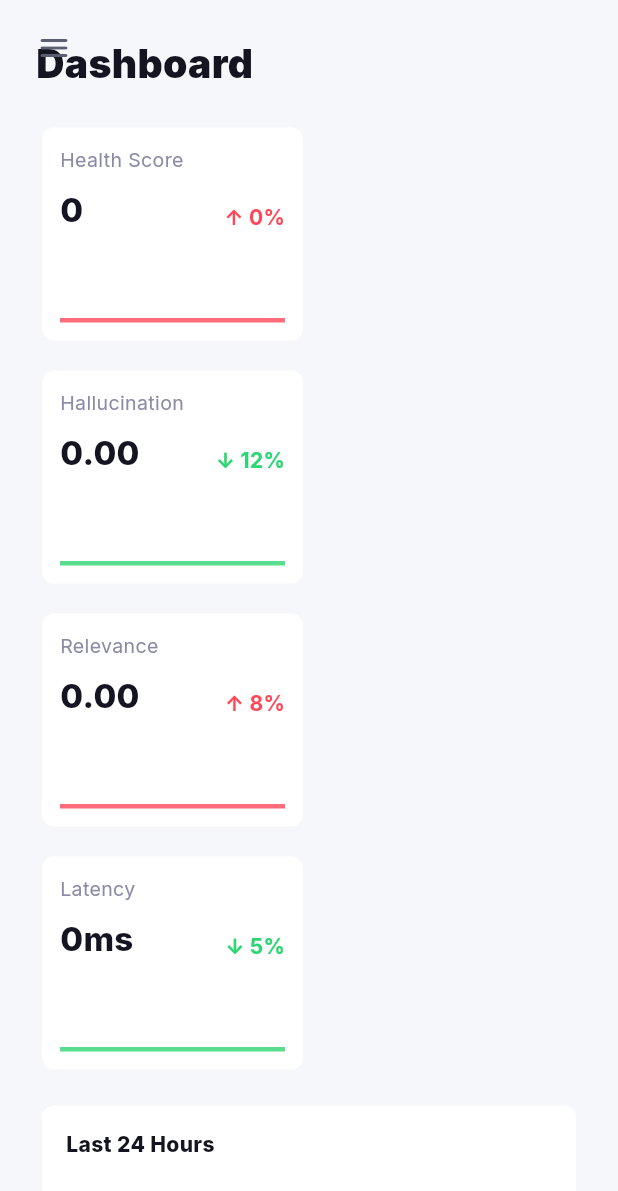
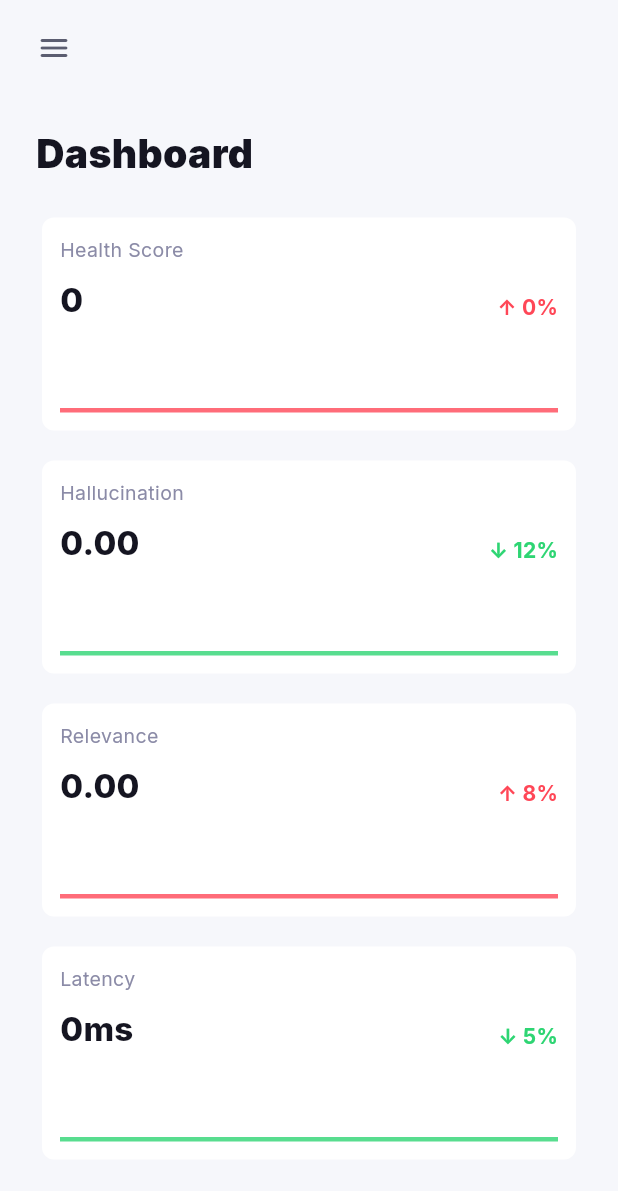
Before and after one commit to salkhan-ops/self-healing-agent, a Flutter app: the screen it shows after launch, on a phone screen of 412 x 824 dp. Shown: the top 1191 px of the screen. Run offline on Flutter 3.47's test engine with Material 3 defaults, Android fonts, the light colour scheme and no system bars; drawn by our look-alikes of fl_chart; our stand-ins replace data_table_2, go_router, google_fonts; network calls fail.

Commit message:
UI improvement

```diff
--- a/dashboard/lib/app.dart
+++ b/dashboard/lib/app.dart
@@ -118,26 +118,33 @@ class _ResponsiveShellState extends State<_ResponsiveShell> {
   Widget build(BuildContext context) {
     return LayoutBuilder(
       builder: (context, constraints) {
-        final isMobile = constraints.maxWidth < 768;
+        // Treat narrow desktop windows and tablets like compact layouts too.
+        // 768px was technically "mobile", but it left cramped screens with a
+        // permanent sidebar and made the app feel non-responsive in practice.
+        final isMobile = constraints.maxWidth < 1024;
 
         return Scaffold(
           key: _scaffoldKey,
           drawer: isMobile ? const Drawer(child: Sidebar()) : null,
           body: isMobile
-              ? Stack(
+              ? Column(
                   children: [
-                    widget.child,
                     SafeArea(
+                      bottom: false,
                       child: Padding(
-                        padding: const EdgeInsets.only(left: 12, top: 8),
-                        child: IconButton(
-                          onPressed: () =>
-                              _scaffoldKey.currentState?.openDrawer(),
-                          icon: const Icon(Icons.menu_rounded),
-                          tooltip: 'Open menu',
+                        padding: const EdgeInsets.fromLTRB(12, 8, 12, 4),
+                        child: Align(
+                          alignment: Alignment.centerLeft,
+                          child: IconButton(
+                            onPressed: () =>
+                                _scaffoldKey.currentState?.openDrawer(),
+                            icon: const Icon(Icons.menu_rounded),
+                            tooltip: 'Open menu',
+                          ),
                         ),
                       ),
                     ),
+                    Expanded(child: widget.child),
                   ],
                 )
               : Row(
--- a/dashboard/lib/screens/dashboard_screen.dart
+++ b/dashboard/lib/screens/dashboard_screen.dart
@@ -85,9 +85,11 @@ class _DashboardScreenState extends State<DashboardScreen> {
     double maxWidth,
   ) {
     final cards = _metricCards(summary, points);
-    final cardWidth = maxWidth < 768
-        ? (maxWidth - 48) / 2
-        : (maxWidth - 72) / 4;
+    final cardWidth = maxWidth < 560
+        ? maxWidth
+        : maxWidth < 1024
+        ? (maxWidth - 12) / 2
+        : (maxWidth - 36) / 4;
 
     return Wrap(
       spacing: 12,
```
Also changed, not shown: dashboard/lib/screens/investment_screen.dart (+113 -57 lines), running_commands.txt (+0 -31 lines), 1 other file.
